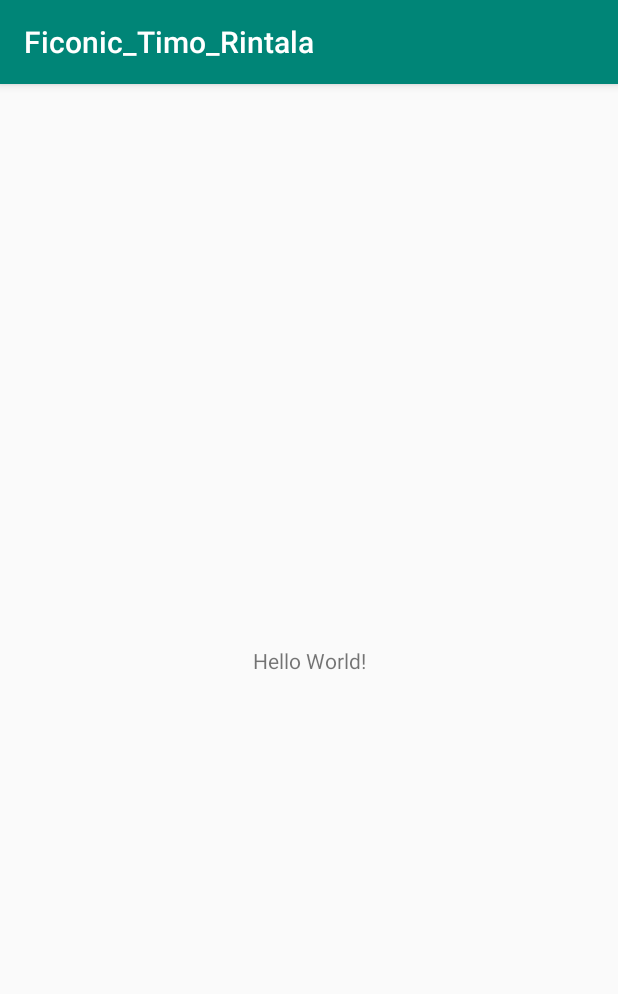
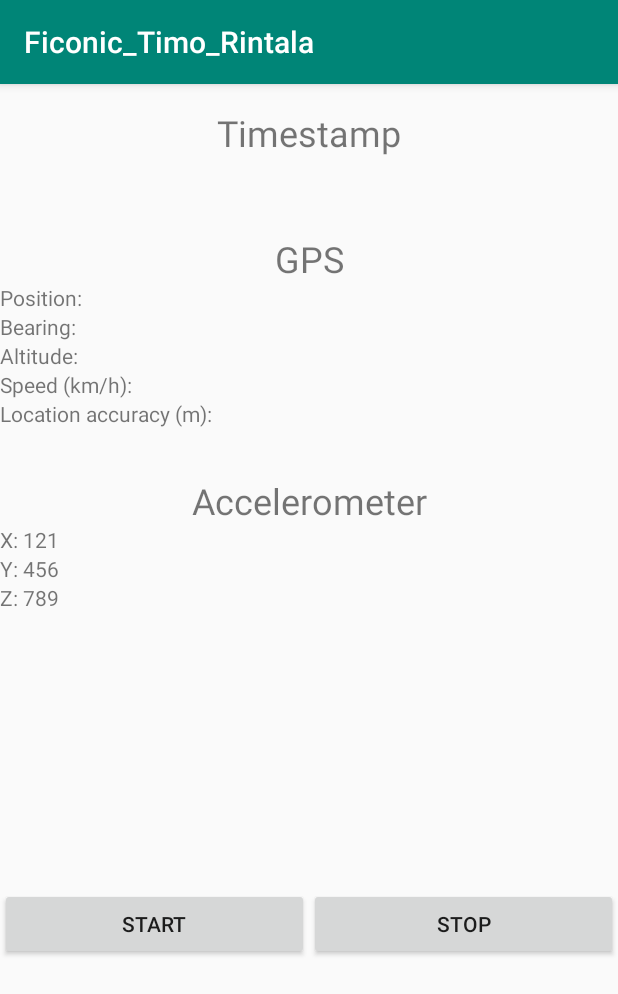
Before and after one commit to reflexii/FiconicDataRecorder, an Android app: the screen it shows after launch (MainActivity), on a phone screen of 412 x 824 dp. Shown: the top 994 px of the screen. Run offline under Robolectric (Android 15) with nearby library versions, the phone set to English and light mode, and no system bars.

Commit message:
Simple layout
-Added simple layout

```diff
--- a/app/src/main/res/layout/activity_main.xml
+++ b/app/src/main/res/layout/activity_main.xml
@@ -6,13 +6,136 @@
     android:layout_height="match_parent"
     tools:context=".MainActivity">
 
-    <TextView
-        android:layout_width="wrap_content"
+    <LinearLayout
+        android:id="@+id/timestampLayout"
+        android:layout_width="match_parent"
         android:layout_height="wrap_content"
-        android:text="Hello World!"
+        android:layout_marginTop="16dp"
+        android:gravity="center"
+        android:orientation="vertical"
+        app:layout_constraintTop_toTopOf="parent">
+
+        <TextView
+            android:id="@+id/timeStamp"
+            android:layout_width="match_parent"
+            android:layout_height="wrap_content"
+            android:gravity="center"
+            android:text="Timestamp"
+            android:textSize="24sp" />
+
+        <TextView
+            android:id="@+id/value_timestamp"
+            android:layout_width="match_parent"
+            android:layout_height="wrap_content" />
+    </LinearLayout>
+
+    <LinearLayout
+        android:id="@+id/gpsLayout"
+        android:layout_width="match_parent"
+        android:layout_height="wrap_content"
+        android:layout_marginTop="32dp"
+        android:orientation="vertical"
+        app:layout_constraintTop_toBottomOf="@+id/timestampLayout">
+
+        <TextView
+            android:id="@+id/GPS"
+            android:layout_width="match_parent"
+            android:layout_height="wrap_content"
+            android:gravity="center"
+            android:text="GPS"
+            android:textSize="24sp" />
+
+        <TextView
+            android:id="@+id/value_position"
+            android:layout_width="match_parent"
+            android:layout_height="wrap_content"
+            android:text="Position:" />
+
+        <TextView
+            android:id="@+id/value_bearing"
+            android:layout_width="match_parent"
+            android:layout_height="wrap_content"
+            android:text="Bearing:" />
+
+        <TextView
+            android:id="@+id/value_altitude"
+            android:layout_width="match_parent"
+            android:layout_height="wrap_content"
+            android:text="Altitude:" />
+
+        <TextView
+            android:id="@+id/value_speed"
+            android:layout_width="match_parent"
+            android:layout_height="wrap_content"
+            android:text="Speed (km/h):" />
+
+        <TextView
+            android:id="@+id/value_accuracy"
+            android:layout_width="match_parent"
+            android:layout_height="wrap_content"
+            android:text="Location accuracy (m):" />
+
+    </LinearLayout>
+
+    <LinearLayout
+        android:id="@+id/accelLayout"
+        android:layout_width="match_parent"
+        android:layout_height="wrap_content"
+        android:layout_marginTop="32dp"
+        android:orientation="vertical"
+        app:layout_constraintTop_toBottomOf="@+id/gpsLayout">
+
+        <TextView
+            android:id="@+id/Accelerometer"
+            android:layout_width="match_parent"
+            android:layout_height="match_parent"
+            android:gravity="center"
+            android:text="Accelerometer"
+            android:textSize="24sp" />
+
+        <TextView
+            android:id="@+id/value_x"
+            android:layout_width="match_parent"
+            android:layout_height="wrap_content"
+            android:text="X: 121" />
+
+        <TextView
+            android:id="@+id/value_y"
+            android:layout_width="match_parent"
+            android:layout_height="wrap_content"
+            android:text="Y: 456" />
+
+        <TextView
+            android:id="@+id/value_z"
+            android:layout_width="match_parent"
+            android:layout_height="wrap_content"
+            android:text="Z: 789" />
+    </LinearLayout>
+
+    <LinearLayout
+        android:id="@+id/linearLayout"
+        android:layout_width="match_parent"
+        android:layout_height="wrap_content"
+        android:layout_marginTop="16dp"
+        android:layout_marginBottom="16dp"
+        android:gravity="center"
+        android:orientation="horizontal"
         app:layout_constraintBottom_toBottomOf="parent"
-        app:layout_constraintLeft_toLeftOf="parent"
-        app:layout_constraintRight_toRightOf="parent"
-        app:layout_constraintTop_toTopOf="parent" />
+        app:layout_constraintTop_toBottomOf="@+id/accelLayout">
+
+        <Button
+            android:id="@+id/button_Start"
+            android:layout_width="wrap_content"
+            android:layout_height="wrap_content"
+            android:layout_weight="1"
+            android:text="Start" />
+
+        <Button
+            android:id="@+id/button_Stop"
+            android:layout_width="wrap_content"
+            android:layout_height="wrap_content"
+            android:layout_weight="1"
+            android:text="Stop" />
+    </LinearLayout>
 
 </androidx.constraintlayout.widget.ConstraintLayout>
```
